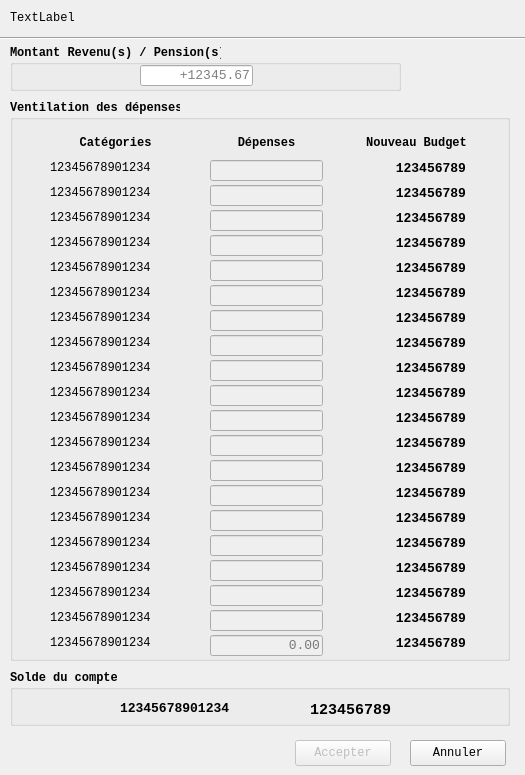
The window that previsionbudgetdlg.ui (jeannoeldot/jndqcbgrd-qt5) describes before a commit, drawn with Qt 5.
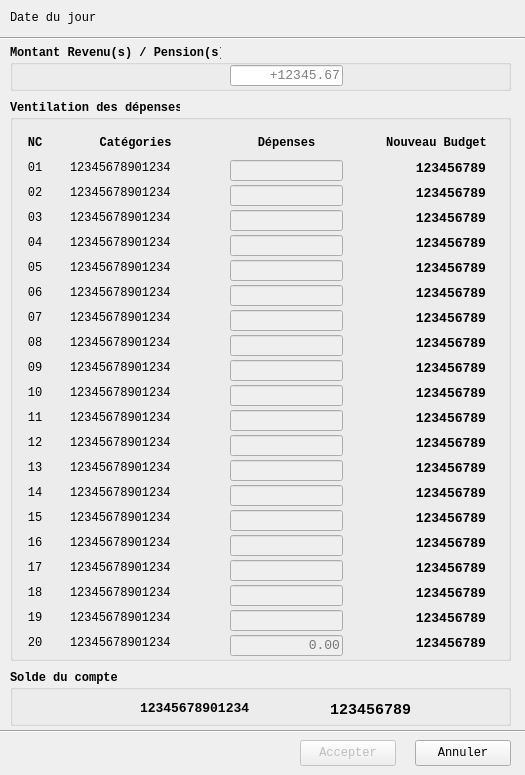
The same window after the commit.

Commit message: "Début Ajout N° Catégories dans Dialog"

Patch:
```diff
--- a/previsionbudgetdlg.ui
+++ b/previsionbudgetdlg.ui
@@ -45,7 +45,7 @@
     </font>
    </property>
    <property name="text">
-    <string>TextLabel</string>
+    <string>Date du jour</string>
    </property>
   </widget>
   <widget class="Line" name="line">
@@ -53,7 +53,7 @@
     <rect>
      <x>0</x>
      <y>30</y>
-     <width>721</width>
+     <width>525</width>
      <height>16</height>
     </rect>
    </property>
@@ -66,7 +66,7 @@
     <rect>
      <x>10</x>
      <y>45</y>
-     <width>391</width>
+     <width>501</width>
      <height>46</height>
     </rect>
    </property>
@@ -83,7 +83,7 @@
    <widget class="QLineEdit" name="lineEditRevenu">
     <property name="geometry">
      <rect>
-      <x>130</x>
+      <x>220</x>
       <y>20</y>
       <width>113</width>
       <height>21</height>
@@ -113,7 +113,7 @@
     <rect>
      <x>10</x>
      <y>100</y>
-     <width>500</width>
+     <width>501</width>
      <height>561</height>
     </rect>
    </property>
@@ -130,7 +130,7 @@
    <widget class="QLabel" name="labelNom01">
     <property name="geometry">
      <rect>
-      <x>40</x>
+      <x>60</x>
       <y>60</y>
       <width>145</width>
       <height>16</height>
@@ -149,7 +149,7 @@
    <widget class="QLabel" name="labelNom02">
     <property name="geometry">
      <rect>
-      <x>40</x>
+      <x>60</x>
       <y>85</y>
       <width>145</width>
       <height>16</height>
@@ -168,7 +168,7 @@
    <widget class="QLabel" name="labelNom03">
     <property name="geometry">
      <rect>
-      <x>40</x>
+      <x>60</x>
       <y>110</y>
       <width>145</width>
       <height>16</height>
@@ -187,7 +187,7 @@
    <widget class="QLabel" name="labelNom04">
     <property name="geometry">
      <rect>
-      <x>40</x>
+      <x>60</x>
       <y>135</y>
       <width>145</width>
       <height>16</height>
@@ -206,7 +206,7 @@
    <widget class="QLabel" name="labelNom05">
     <property name="geometry">
      <rect>
-      <x>40</x>
+      <x>60</x>
       <y>160</y>
       <width>145</width>
       <height>16</height>
@@ -225,7 +225,7 @@
    <widget class="QLabel" name="labelNom06">
     <property name="geometry">
      <rect>
-      <x>40</x>
+      <x>60</x>
       <y>185</y>
       <width>145</width>
       <height>16</height>
@@ -244,7 +244,7 @@
    <widget class="QLabel" name="labelNom07">
     <property name="geometry">
      <rect>
-      <x>40</x>
+      <x>60</x>
       <y>210</y>
       <width>145</width>
       <height>16</height>
@@ -263,7 +263,7 @@
    <widget class="QLabel" name="labelNom08">
     <property name="geometry">
      <rect>
-      <x>40</x>
+      <x>60</x>
       <y>235</y>
       <width>145</width>
       <height>16</height>
@@ -282,7 +282,7 @@
    <widget class="QLabel" name="labelNom09">
     <property name="geometry">
      <rect>
-      <x>40</x>
+      <x>60</x>
       <y>260</y>
       <width>145</width>
       <height>16</height>
@@ -301,7 +301,7 @@
    <widget class="QLabel" name="labelNom10">
     <property name="geometry">
      <rect>
-      <x>40</x>
+      <x>60</x>
       <y>285</y>
       <width>145</width>
       <height>16</height>
@@ -320,7 +320,7 @@
    <widget class="QLabel" name="labelNom11">
     <property name="geometry">
      <rect>
-      <x>40</x>
+      <x>60</x>
       <y>310</y>
       <width>145</width>
       <height>16</height>
@@ -339,7 +339,7 @@
    <widget class="QLabel" name="labelNom12">
     <property name="geometry">
      <rect>
-      <x>40</x>
+      <x>60</x>
       <y>335</y>
       <width>145</width>
       <height>16</height>
@@ -358,7 +358,7 @@
    <widget class="QLabel" name="labelNom13">
     <property name="geometry">
      <rect>
-      <x>40</x>
+      <x>60</x>
       <y>360</y>
       <width>145</width>
       <height>16</height>
@@ -377,7 +377,7 @@
    <widget class="QLabel" name="labelNom14">
     <property name="geometry">
      <rect>
-      <x>40</x>
+      <x>60</x>
       <y>385</y>
       <width>145</width>
       <height>16</height>
@@ -399,7 +399,7 @@
     </property>
     <property name="geometry">
      <rect>
-      <x>200</x>
+      <x>220</x>
       <y>60</y>
       <width>113</width>
       <height>21</height>
@@ -426,7 +426,7 @@
     </property>
     <property name="geometry">
      <rect>
-      <x>200</x>
+      <x>220</x>
       <y>85</y>
       <width>113</width>
       <height>21</height>
@@ -453,7 +453,7 @@
     </property>
     <property name="geometry">
      <rect>
-      <x>200</x>
+      <x>220</x>
       <y>110</y>
       <width>113</width>
       <height>21</height>
@@ -480,7 +480,7 @@
     </property>
     <property name="geometry">
      <rect>
-      <x>200</x>
+      <x>220</x>
       <y>135</y>
       <width>113</width>
       <height>21</height>
@@ -507,7 +507,7 @@
     </property>
     <property name="geometry">
      <rect>
-      <x>200</x>
+      <x>220</x>
       <y>160</y>
       <width>113</width>
       <height>21</height>
@@ -534,7 +534,7 @@
     </property>
     <property name="geometry">
      <rect>
-      <x>200</x>
+      <x>220</x>
       <y>185</y>
       <width>113</width>
       <height>21</height>
@@ -561,7 +561,7 @@
     </property>
     <property name="geometry">
      <rect>
-      <x>200</x>
+      <x>220</x>
       <y>210</y>
       <width>113</width>
       <height>21</height>
@@ -588,7 +588,7 @@
     </property>
     <property name="geometry">
      <rect>
-      <x>200</x>
+      <x>220</x>
       <y>235</y>
       <width>113</width>
       <height>21</height>
@@ -615,7 +615,7 @@
     </property>
     <property name="geometry">
      <rect>
-      <x>200</x>
+      <x>220</x>
       <y>260</y>
       <width>113</width>
       <height>21</height>
@@ -642,7 +642,7 @@
     </property>
     <property name="geometry">
      <rect>
-      <x>200</x>
+      <x>220</x>
       <y>285</y>
       <width>113</width>
       <height>21</height>
@@ -669,7 +669,7 @@
     </property>
     <property name="geometry">
      <rect>
-      <x>200</x>
+      <x>220</x>
       <y>310</y>
       <width>113</width>
       <height>21</height>
@@ -696,7 +696,7 @@
     </property>
     <property name="geometry">
      <rect>
-      <x>200</x>
+      <x>220</x>
       <y>335</y>
       <width>113</width>
       <height>21</height>
@@ -723,7 +723,7 @@
     </property>
     <property name="geometry">
      <rect>
-      <x>200</x>
+      <x>220</x>
       <y>360</y>
       <width>113</width>
       <height>21</height>
@@ -750,7 +750,7 @@
     </property>
     <property name="geometry">
      <rect>
-      <x>200</x>
+      <x>220</x>
       <y>385</y>
       <width>113</width>
       <height>21</height>
@@ -774,7 +774,7 @@
    <widget class="QLabel" name="label">
     <property name="geometry">
      <rect>
-      <x>50</x>
+      <x>70</x>
       <y>35</y>
       <width>111</width>
       <height>16</height>
@@ -790,7 +790,7 @@
    <widget class="QLabel" name="label_2">
     <property name="geometry">
      <rect>
-      <x>200</x>
+      <x>220</x>
       <y>35</y>
       <width>113</width>
       <height>16</height>
@@ -806,7 +806,7 @@
    <widget class="QLabel" name="label_3">
     <property name="geometry">
      <rect>
-      <x>350</x>
+      <x>370</x>
       <y>35</y>
       <width>113</width>
       <height>16</height>
@@ -822,7 +822,7 @@
    <widget class="QLabel" name="labelBudget01">
     <property name="geometry">
      <rect>
-      <x>355</x>
+      <x>375</x>
       <y>60</y>
       <width>101</width>
       <height>16</height>
@@ -846,7 +846,7 @@
    <widget class="QLabel" name="labelBudget02">
     <property name="geometry">
      <rect>
-      <x>355</x>
+      <x>375</x>
       <y>85</y>
       <width>101</width>
       <height>16</height>
@@ -870,7 +870,7 @@
    <widget class="QLabel" name="labelBudget03">
     <property name="geometry">
      <rect>
-      <x>355</x>
+      <x>375</x>
       <y>110</y>
       <width>101</width>
       <height>16</height>
@@ -894,7 +894,7 @@
    <widget class="QLabel" name="labelBudget04">
     <property name="geometry">
      <rect>
-      <x>355</x>
+      <x>375</x>
       <y>135</y>
       <width>101</width>
       <height>16</height>
@@ -918,7 +918,7 @@
    <widget class="QLabel" name="labelBudget05">
     <property name="geometry">
      <rect>
-      <x>355</x>
+      <x>375</x>
       <y>160</y>
       <width>101</width>
       <height>16</height>
@@ -942,7 +942,7 @@
    <widget class="QLabel" name="labelBudget06">
     <property name="geometry">
      <rect>
-      <x>355</x>
+      <x>375</x>
       <y>185</y>
       <width>101</width>
       <height>16</height>
@@ -966,7 +966,7 @@
    <widget class="QLabel" name="labelBudget07">
     <property name="geometry">
      <rect>
-      <x>355</x>
+      <x>375</x>
       <y>210</y>
       <width>101</width>
       <height>16</height>
@@ -990,7 +990,7 @@
    <widget class="QLabel" name="labelBudget08">
     <property name="geometry">
      <rect>
-      <x>355</x>
+      <x>375</x>
       <y>235</y>
       <width>101</width>
       <height>16</height>
@@ -1014,7 +1014,7 @@
    <widget class="QLabel" name="labelBudget09">
     <property name="geometry">
      <rect>
-      <x>355</x>
+      <x>375</x>
       <y>260</y>
       <width>101</width>
       <height>16</height>
@@ -1038,7 +1038,7 @@
    <widget class="QLabel" name="labelBudget10">
     <property name="geometry">
      <rect>
-      <x>355</x>
+      <x>375</x>
       <y>285</y>
       <width>101</width>
       <height>16</height>
@@ -1062,7 +1062,7 @@
    <widget class="QLabel" name="labelBudget11">
     <property name="geometry">
      <rect>
-      <x>355</x>
+      <x>375</x>
       <y>310</y>
       <width>101</width>
       <height>16</height>
@@ -1086,7 +1086,7 @@
    <widget class="QLabel" name="labelBudget12">
     <property name="geometry">
      <rect>
-      <x>355</x>
+      <x>375</x>
       <y>335</y>
       <width>101</width>
       <height>16</height>
@@ -1110,7 +1110,7 @@
    <widget class="QLabel" name="labelBudget13">
     <property name="geometry">
      <rect>
-      <x>355</x>
+      <x>375</x>
       <y>360</y>
       <width>101</width>
       <height>16</height>
@@ -1134,7 +1134,7 @@
    <widget class="QLabel" name="labelBudget14">
     <property name="geometry">
      <rect>
-      <x>355</x>
+      <x>375</x>
       <y>385</y>
       <width>101</width>
       <height>16</height>
@@ -1158,7 +1158,7 @@
    <widget class="QLabel" name="labelBudget15">
     <property name="geometry">
      <rect>
-      <x>355</x>
+      <x>375</x>
       <y>410</y>
       <width>101</width>
       <height>16</height>
@@ -1182,7 +1182,7 @@
    <widget class="QLabel" name="labelNom15">
     <property name="geometry">
      <rect>
-      <x>40</x>
+      <x>60</x>
       <y>410</y>
       <width>145</width>
       <height>16</height>
@@ -1204,7 +1204,7 @@
     </property>
     <property name="geometry">
      <rect>
-      <x>200</x>
+      <x>220</x>
       <y>410</y>
       <width>113</width>
       <height>21</height>
@@ -1228,7 +1228,7 @@
    <widget class="QLabel" name="labelBudget20">
     <property name="geometry">
      <rect>
-      <x>355</x>
+      <x>375</x>
       <y>535</y>
       <width>101</width>
       <height>16</height>
@@ -1255,7 +1255,7 @@
     </property>
     <property name="geometry">
      <rect>
-      <x>200</x>
+      <x>220</x>
       <y>535</y>
       <width>113</width>
       <height>21</height>
@@ -1282,7 +1282,7 @@
    <widget class="QLabel" name="labelNom20">
     <property name="geometry">
      <rect>
-      <x>40</x>
+      <x>60</x>
       <y>535</y>
       <width>145</width>
       <height>16</height>
@@ -1301,7 +1301,7 @@
    <widget class="QLabel" name="labelBudget16">
     <property name="geometry">
      <rect>
-      <x>355</x>
+      <x>375</x>
       <y>435</y>
       <width>101</width>
       <height>16</height>
@@ -1325,7 +1325,7 @@
    <widget class="QLabel" name="labelNom16">
     <property name="geometry">
      <rect>
-      <x>40</x>
+      <x>60</x>
       <y>435</y>
       <width>145</width>
       <height>16</height>
@@ -1347,7 +1347,7 @@
     </property>
     <property name="geometry">
      <rect>
-      <x>200</x>
+      <x>220</x>
       <y>435</y>
       <width>113</width>
       <height>21</height>
@@ -1371,7 +1371,7 @@
    <widget class="QLabel" name="labelBudget19">
     <property name="geometry">
      <rect>
-      <x>355</x>
+      <x>375</x>
       <y>510</y>
       <width>101</width>
       <height>16</height>
@@ -1395,7 +1395,7 @@
    <widget class="QLabel" name="labelBudget18">
     <property name="geometry">
      <rect>
-      <x>355</x>
+      <x>375</x>
       <y>485</y>
       <width>101</width>
       <height>16</height>
@@ -1419,7 +1419,7 @@
    <widget class="QLabel" name="labelNom18">
     <property name="geometry">
      <rect>
-      <x>40</x>
+      <x>60</x>
       <y>485</y>
       <width>145</width>
       <height>16</height>
@@ -1438,7 +1438,7 @@
    <widget class="QLabel" name="labelNom19">
     <property name="geometry">
      <rect>
-      <x>40</x>
+      <x>60</x>
       <y>510</y>
       <width>145</width>
       <height>16</height>
@@ -1460,7 +1460,7 @@
     </property>
     <property name="geometry">
      <rect>
-      <x>200</x>
+      <x>220</x>
       <y>460</y>
       <width>113</width>
       <height>21</height>
@@ -1484,7 +1484,7 @@
    <widget class="QLabel" name="labelBudget17">
     <property name="geometry">
      <rect>
-      <x>355</x>
+      <x>375</x>
       <y>460</y>
       <width>101</width>
       <height>16</height>
@@ -1511,7 +1511,7 @@
     </property>
     <property name="geometry">
      <rect>
-      <x>200</x>
+      <x>220</x>
       <y>510</y>
       <width>113</width>
       <height>21</height>
@@ -1538,7 +1538,7 @@
     </property>
     <property name="geometry">
      <rect>
-      <x>200</x>
+      <x>220</x>
       <y>485</y>
       <width>113</width>
       <height>21</height>
@@ -1562,7 +1562,7 @@
    <widget class="QLabel" name="labelNom17">
     <property name="geometry">
      <rect>
-      <x>40</x>
+      <x>60</x>
       <y>460</y>
       <width>145</width>
       <height>16</height>
@@ -1578,13 +1578,469 @@
      <string>12345678901234</string>
     </property>
    </widget>
+   <widget class="QLabel" name="label_4">
+    <property name="geometry">
+     <rect>
+      <x>10</x>
+      <y>35</y>
+      <width>30</width>
+      <height>16</height>
+     </rect>
+    </property>
+    <property name="text">
+     <string>NC</string>
+    </property>
+    <property name="alignment">
+     <set>Qt::AlignCenter</set>
+    </property>
+   </widget>
+   <widget class="QLabel" name="label_5">
+    <property name="geometry">
+     <rect>
+      <x>10</x>
+      <y>60</y>
+      <width>30</width>
+      <height>16</height>
+     </rect>
+    </property>
+    <property name="font">
+     <font>
+      <weight>50</weight>
+      <bold>false</bold>
+     </font>
+    </property>
+    <property name="text">
+     <string>01</string>
+    </property>
+    <property name="alignment">
+     <set>Qt::AlignCenter</set>
+    </property>
+   </widget>
+   <widget class="QLabel" name="label_6">
+    <property name="geometry">
+     <rect>
+      <x>10</x>
+      <y>85</y>
+      <width>30</width>
+      <height>16</height>
+     </rect>
+    </property>
+    <property name="font">
+     <font>
+      <weight>50</weight>
+      <bold>false</bold>
+     </font>
+    </property>
+    <property name="text">
+     <string>02</string>
+    </property>
+    <property name="alignment">
+     <set>Qt::AlignCenter</set>
+    </property>
+   </widget>
+   <widget class="QLabel" name="label_7">
+    <property name="geometry">
+     <rect>
+      <x>10</x>
+      <y>110</y>
+      <width>30</width>
+      <height>16</height>
+     </rect>
+    </property>
+    <property name="font">
+     <font>
+      <weight>50</weight>
+      <bold>false</bold>
+     </font>
+    </property>
+    <property name="text">
+     <string>03</string>
+    </property>
+    <property name="alignment">
+     <set>Qt::AlignCenter</set>
+    </property>
+   </widget>
+   <widget class="QLabel" name="label_8">
+    <property name="geometry">
+     <rect>
+      <x>10</x>
+      <y>135</y>
+      <width>30</width>
+      <height>16</height>
+     </rect>
+    </property>
+    <property name="font">
+     <font>
+      <weight>50</weight>
+      <bold>false</bold>
+     </font>
+    </property>
+    <property name="text">
+     <string>04</string>
+    </property>
+    <property name="alignment">
+     <set>Qt::AlignCenter</set>
+    </property>
+   </widget>
+   <widget class="QLabel" name="label_9">
+    <property name="geometry">
+     <rect>
+      <x>10</x>
+      <y>160</y>
+      <width>30</width>
+      <height>16</height>
+     </rect>
+    </property>
+    <property name="font">
+     <font>
+      <weight>50</weight>
+      <bold>false</bold>
+     </font>
+    </property>
+    <property name="text">
+     <string>05</string>
+    </property>
+    <property name="alignment">
+     <set>Qt::AlignCenter</set>
+    </property>
+   </widget>
+   <widget class="QLabel" name="label_10">
+    <property name="geometry">
+     <rect>
+      <x>10</x>
+      <y>185</y>
+      <width>30</width>
+      <height>16</height>
+     </rect>
+    </property>
+    <property name="font">
+     <font>
+      <weight>50</weight>
+      <bold>false</bold>
+     </font>
+    </property>
+    <property name="text">
+     <string>06</string>
+    </property>
+    <property name="alignment">
+     <set>Qt::AlignCenter</set>
+    </property>
+   </widget>
+   <widget class="QLabel" name="label_11">
+    <property name="geometry">
+     <rect>
+      <x>10</x>
+      <y>210</y>
+      <width>30</width>
+      <height>16</height>
+     </rect>
+    </property>
+    <property name="font">
+     <font>
+      <weight>50</weight>
+      <bold>false</bold>
+     </font>
+    </property>
+    <property name="text">
+     <string>07</string>
+    </property>
+    <property name="alignment">
+     <set>Qt::AlignCenter</set>
+    </property>
+   </widget>
+   <widget class="QLabel" name="label_12">
+    <property name="geometry">
+     <rect>
+      <x>10</x>
+      <y>235</y>
+      <width>30</width>
+      <height>16</height>
+     </rect>
+    </property>
+    <property name="font">
+     <font>
+      <weight>50</weight>
+      <bold>false</bold>
+     </font>
+    </property>
+    <property name="text">
+     <string>08</string>
+    </property>
+    <property name="alignment">
+     <set>Qt::AlignCenter</set>
+    </property>
+   </widget>
+   <widget class="QLabel" name="label_13">
+    <property name="geometry">
+     <rect>
+      <x>10</x>
+      <y>260</y>
+      <width>30</width>
+      <height>16</height>
+     </rect>
+    </property>
+    <property name="font">
+     <font>
+      <weight>50</weight>
+      <bold>false</bold>
+     </font>
+    </property>
+    <property name="text">
+     <string>09</string>
+    </property>
+    <property name="alignment">
+     <set>Qt::AlignCenter</set>
+    </property>
+   </widget>
+   <widget class="QLabel" name="label_14">
+    <property name="geometry">
+     <rect>
+      <x>10</x>
+      <y>285</y>
+      <width>30</width>
+      <height>16</height>
+     </rect>
+    </property>
+    <property name="font">
+     <font>
+      <weight>50</weight>
+      <bold>false</bold>
+     </font>
+    </property>
+    <property name="text">
+     <string>10</string>
+    </property>
+    <property name="alignment">
+     <set>Qt::AlignCenter</set>
+    </property>
+   </widget>
+   <widget class="QLabel" name="label_15">
+    <property name="geometry">
+     <rect>
+      <x>10</x>
+      <y>310</y>
+      <width>30</width>
+      <height>16</height>
+     </rect>
+    </property>
+    <property name="font">
+     <font>
+      <weight>50</weight>
+      <bold>false</bold>
+     </font>
+    </property>
+    <property name="text">
+     <string>11</string>
+    </property>
+    <property name="alignment">
+     <set>Qt::AlignCenter</set>
+    </property>
+   </widget>
+   <widget class="QLabel" name="label_16">
+    <property name="geometry">
+     <rect>
+      <x>10</x>
+      <y>335</y>
+      <width>30</width>
+      <height>16</height>
+     </rect>
+    </property>
+    <property name="font">
+     <font>
+      <weight>50</weight>
+      <bold>false</bold>
+     </font>
+    </property>
+    <property name="text">
+     <string>12</string>
+    </property>
+    <property name="alignment">
+     <set>Qt::AlignCenter</set>
+    </property>
+   </widget>
+   <widget class="QLabel" name="label_17">
+    <property name="geometry">
+     <rect>
+      <x>10</x>
+      <y>360</y>
+      <width>30</width>
+      <height>16</height>
+     </rect>
+    </property>
+    <property name="font">
+     <font>
+      <weight>50</weight>
+      <bold>false</bold>
+     </font>
+    </property>
+    <property name="text">
+     <string>13</string>
+    </property>
+    <property name="alignment">
+     <set>Qt::AlignCenter</set>
+    </property>
+   </widget>
+   <widget class="QLabel" name="label_18">
+    <property name="geometry">
+     <rect>
+      <x>10</x>
+      <y>385</y>
+      <width>30</width>
+      <height>16</height>
+     </rect>
+    </property>
+    <property name="font">
+     <font>
+      <weight>50</weight>
+      <bold>false</bold>
+     </font>
+    </property>
+    <property name="text">
+     <string>14</string>
+    </property>
+    <property name="alignment">
+     <set>Qt::AlignCenter</set>
+    </property>
+   </widget>
+   <widget class="QLabel" name="label_19">
+    <property name="geometry">
+     <rect>
+      <x>10</x>
+      <y>410</y>
+      <width>30</width>
+      <height>16</height>
+     </rect>
+    </property>
+    <property name="font">
+     <font>
+      <weight>50</weight>
+      <bold>false</bold>
+     </font>
+    </property>
+    <property name="text">
+     <string>15</string>
+    </property>
+    <property name="alignment">
+     <set>Qt::AlignCenter</set>
+    </property>
+   </widget>
+   <widget class="QLabel" name="label_20">
+    <property name="geometry">
+     <rect>
+      <x>10</x>
+      <y>435</y>
+      <width>30</width>
+      <height>16</height>
+     </rect>
+    </property>
+    <property name="font">
+     <font>
+      <weight>50</weight>
+      <bold>false</bold>
+     </font>
+    </property>
+    <property name="text">
+     <string>16</string>
+    </property>
+    <property name="alignment">
+     <set>Qt::AlignCenter</set>
+    </property>
+   </widget>
+   <widget class="QLabel" name="label_21">
+    <property name="geometry">
+     <rect>
+      <x>10</x>
+      <y>460</y>
+      <width>30</width>
+      <height>16</height>
+     </rect>
+    </property>
+    <property name="font">
+     <font>
+      <weight>50</weight>
+      <bold>false</bold>
+     </font>
+    </property>
+    <property name="text">
+     <string>17</string>
+    </property>
+    <property name="alignment">
+     <set>Qt::AlignCenter</set>
+    </property>
+   </widget>
+   <widget class="QLabel" name="label_22">
+    <property name="geometry">
+     <rect>
+      <x>10</x>
+      <y>485</y>
+      <width>30</width>
+      <height>16</height>
+     </rect>
+    </property>
+    <property name="font">
+     <font>
+      <weight>50</weight>
+      <bold>false</bold>
+     </font>
+    </property>
+    <property name="text">
+     <string>18</string>
+    </property>
+    <property name="alignment">
+     <set>Qt::AlignCenter</set>
+    </property>
+   </widget>
+   <widget class="QLabel" name="label_23">
+    <property name="geometry">
+     <rect>
+      <x>10</x>
+      <y>510</y>
+      <width>30</width>
+      <height>16</height>
+     </rect>
+    </property>
+    <property name="font">
+     <font>
+      <weight>50</weight>
+      <bold>false</bold>
+     </font>
+    </property>
+    <property name="text">
+     <string>19</string>
+    </property>
+    <property name="alignment">
+     <set>Qt::AlignCenter</set>
+    </property>
+   </widget>
+   <widget class="QLabel" name="label_24">
+    <property name="geometry">
+     <rect>
+      <x>10</x>
+      <y>535</y>
+      <width>30</width>
+      <height>16</height>
+     </rect>
+    </property>
+    <property name="font">
+     <font>
+      <weight>50</weight>
+      <bold>false</bold>
+     </font>
+    </property>
+    <property name="text">
+     <string>20</string>
+    </property>
+    <property name="alignment">
+     <set>Qt::AlignCenter</set>
+    </property>
+   </widget>
   </widget>
   <widget class="QGroupBox" name="groupBox_3">
    <property name="geometry">
     <rect>
      <x>10</x>
      <y>670</y>
-     <width>500</width>
+     <width>501</width>
      <height>56</height>
     </rect>
    </property>
@@ -1601,7 +2057,7 @@
    <widget class="QLabel" name="labelNomSolde">
     <property name="geometry">
      <rect>
-      <x>110</x>
+      <x>130</x>
       <y>30</y>
       <width>126</width>
       <height>16</height>
@@ -1621,7 +2077,7 @@
    <widget class="QLabel" name="labelMontantSolde">
     <property name="geometry">
      <rect>
-      <x>270</x>
+      <x>290</x>
       <y>30</y>
       <width>111</width>
       <height>20</height>
@@ -1646,7 +2102,7 @@
   <widget class="QPushButton" name="annulerButton">
    <property name="geometry">
     <rect>
-     <x>410</x>
+     <x>415</x>
      <y>740</y>
      <width>96</width>
      <height>26</height>
@@ -1667,7 +2123,7 @@
    </property>
    <property name="geometry">
     <rect>
-     <x>295</x>
+     <x>300</x>
      <y>740</y>
      <width>96</width>
      <height>26</height>
@@ -1685,6 +2141,19 @@
     <bool>true</bool>
    </property>
   </widget>
+  <widget class="Line" name="line_2">
+   <property name="geometry">
+    <rect>
+     <x>0</x>
+     <y>723</y>
+     <width>525</width>
+     <height>16</height>
+    </rect>
+   </property>
+   <property name="orientation">
+    <enum>Qt::Horizontal</enum>
+   </property>
+  </widget>
  </widget>
  <tabstops>
   <tabstop>lineEditRevenu</tabstop>
```
The commit also changes 5 other files.
